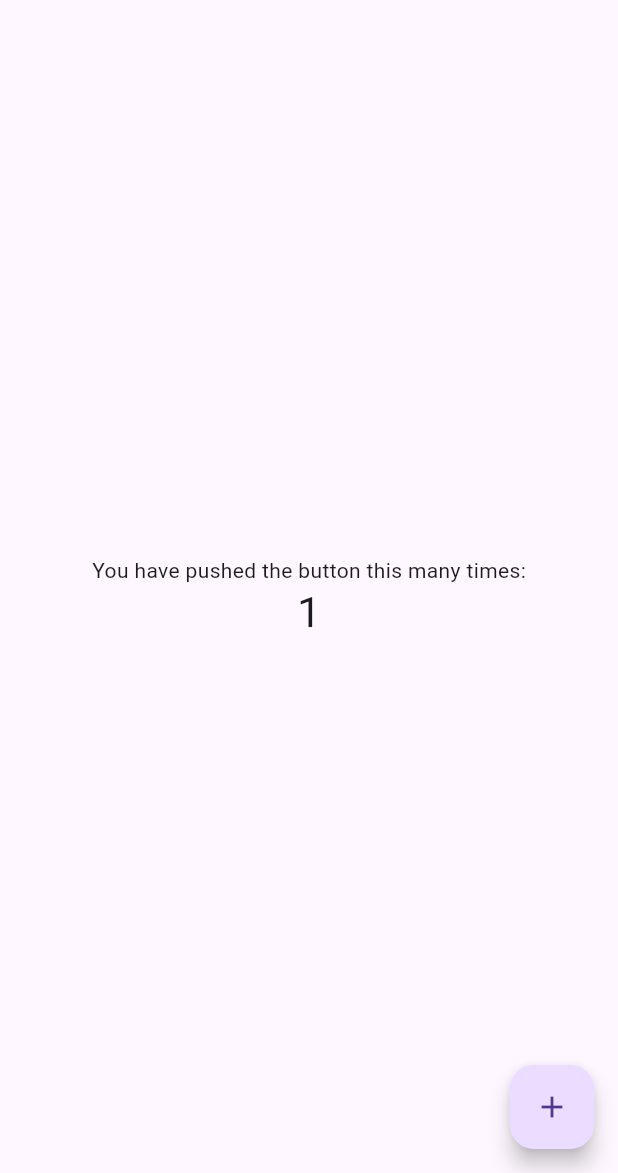
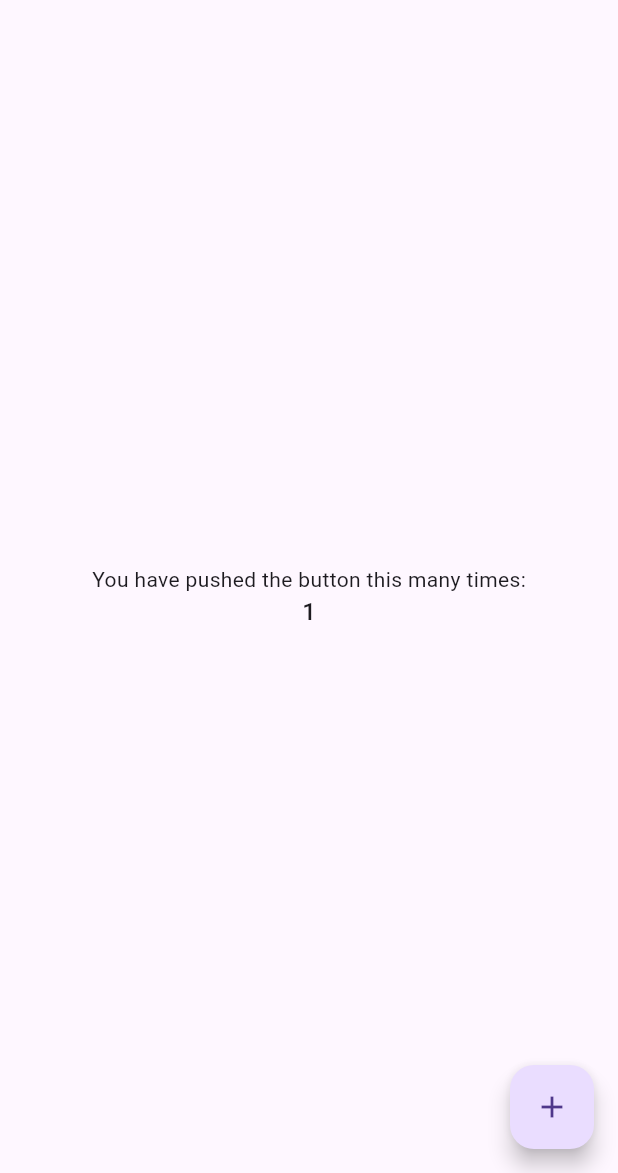
Before and after one commit to ArneSaknussemm89/graph_bloc, a Flutter app: the screen it shows after launch, after a tap on the "add" icon, on a phone screen of 412 x 824 dp, the part 63-1236 px from its top. Run offline on Flutter 3.47's test engine with Material 3 defaults, Android fonts, the phone set to English and light mode, and no system bars; our stand-ins replace bloc, equatable.

Commit message:
Version 1.0.0

```diff
--- a/example/lib/main.dart
+++ b/example/lib/main.dart
@@ -73,18 +73,18 @@ class ExampleGraphBloc extends GraphBloc<ExampleEvent, ExampleState> {
   BlocStateGraph<ExampleEvent, ExampleState> get graph => BlocStateGraph(
         graph: {
           ExampleStateLoading: {
-            ExampleEventLoad:
-                transition((ExampleEventLoad event, ExampleStateLoading state) {
+            ExampleEventLoad: transition((
+              ExampleEventLoad event,
+              ExampleStateLoading state,
+            ) {
               return const ExampleStateLoaded(0);
             }),
           },
           ExampleStateLoaded: {
-            ExampleEventIncrement: transition(
-                (ExampleEventIncrement event, ExampleStateLoaded state) {
+            ExampleEventIncrement: transition((ExampleEventIncrement event, ExampleStateLoaded state) {
               return ExampleStateLoaded(state.counter + 1);
             }),
-            ExampleEventDecrement: transition(
-                (ExampleEventDecrement event, ExampleStateLoaded state) {
+            ExampleEventDecrement: transition((ExampleEventDecrement event, ExampleStateLoaded state) {
               return ExampleStateLoaded(state.counter - 1);
             }),
           },
@@ -93,8 +93,7 @@ class ExampleGraphBloc extends GraphBloc<ExampleEvent, ExampleState> {
           ExampleEventError: transition((event, state) {
             return const ExampleStateError('Failed loading');
           }),
-          ExampleEventReset:
-              transition(((event, state) => const ExampleStateLoaded(0))),
+          ExampleEventReset: transition(((event, state) => const ExampleStateLoaded(0))),
         },
       );
 }
@@ -147,8 +146,7 @@ class MyHomePage extends StatefulWidget {
 }
 
 class _MyHomePageState extends State<MyHomePage> {
-  ExampleGraphBloc bloc =
-      ExampleGraphBloc(initialState: const ExampleStateLoaded());
+  ExampleGraphBloc bloc = ExampleGraphBloc(initialState: const ExampleStateLoaded());
 
   void _incrementCounter() {
     bloc.add(const ExampleEventIncrement());
@@ -197,7 +195,7 @@ class _MyHomePageState extends State<MyHomePage> {
                 if (snapshot.hasData && snapshot.data is ExampleStateLoaded) {
                   return Text(
                     '${(snapshot.data as ExampleStateLoaded).counter}',
-                    style: Theme.of(context).textTheme.headline4,
+                    style: Theme.of(context).textTheme.titleMedium,
                   );
                 }
 
--- a/example/pubspec.yaml
+++ b/example/pubspec.yaml
@@ -31,7 +31,6 @@ dependencies:
     sdk: flutter
   graph_bloc:
     path: ../
-
 
   # The following adds the Cupertino Icons font to your application.
   # Use with the CupertinoIcons class for iOS style icons.
```
Also changed, not shown: lib/src/transitions.dart (+12 -11 lines), pubspec.yaml (+3 -4 lines), example/pubspec.lock, 7 other files.
